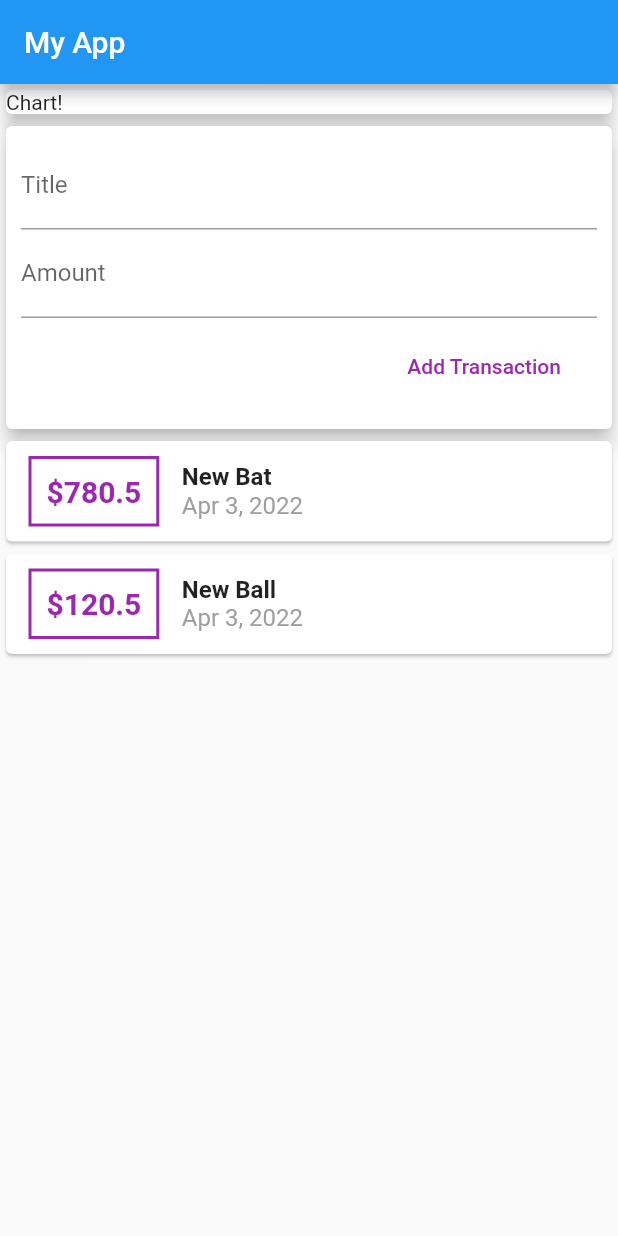
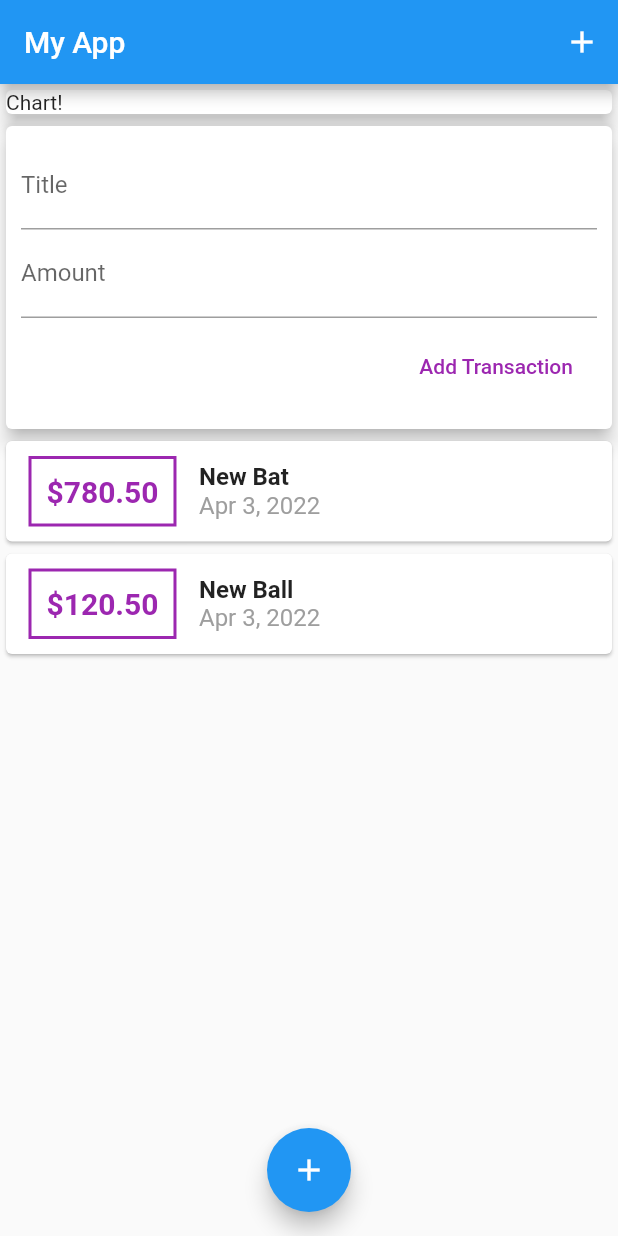
Before and after one commit to devraselhossen/Personal_Expanses_App, a Flutter app: the screen it shows after launch, after a tap on "Add Transaction", on a phone screen of 412 x 824 dp. Run offline on Flutter 3.47's test engine with Material 2 defaults, Android fonts, the light colour scheme and no system bars.

Commit message:
four commit

```diff
--- a/lib/home.dart
+++ b/lib/home.dart
@@ -1,8 +1,8 @@
 // ignore_for_file: prefer_const_constructors, sized_box_for_whitespace, avoid_unnecessary_containers, prefer_const_literals_to_create_immutables, deprecated_member_use
 
-import 'package:add_product_demo/transaction.dart';
 import 'package:flutter/material.dart';
-import 'package:intl/intl.dart';
+
+import 'widget/user_transaction.dart';
 
 class Home extends StatefulWidget {
   const Home({Key? key}) : super(key: key);
@@ -12,18 +12,12 @@ class Home extends StatefulWidget {
 }
 
 class _HomeState extends State<Home> {
-  final List<Transaction> transactions = [
-    Transaction(
-        id: "t1", title: "New Bat", amount: 780.50, date: DateTime.now()),
-    Transaction(
-        id: "t2", title: "New Ball", amount: 120.50, date: DateTime.now()),
-  ];
-
   @override
   Widget build(BuildContext context) {
     return Scaffold(
       appBar: AppBar(
         title: Text("My App"),
+        actions: [IconButton(onPressed: () {}, icon: Icon(Icons.add))],
       ),
       body: Column(
         crossAxisAlignment: CrossAxisAlignment.stretch,
@@ -35,71 +29,13 @@ class _HomeState extends State<Home> {
               child: Text("Chart!"),
             ),
           ),
-          Card(
-            elevation: 5,
-            child: Container(
-              padding: EdgeInsets.all(10),
-              child: Column(
-                crossAxisAlignment: CrossAxisAlignment.end,
-                children: [
-                  TextField(
-                    decoration: InputDecoration(labelText: "Title"),
-                  ),
-                  TextField(
-                    decoration: InputDecoration(labelText: "Amount"),
-                  ),
-                  Padding(
-                    padding: const EdgeInsets.all(8.0),
-                    child: FlatButton(
-                      onPressed: () {},
-                      child: Text(
-                        "Add Transaction",
-                      ),
-                      textColor: Colors.purple,
-                    ),
-                  )
-                ],
-              ),
-            ),
-          ),
-          Column(
-              children: transactions.map((tx) {
-            return Card(
-              elevation: 1,
-              child: Row(
-                children: [
-                  Container(
-                    margin: EdgeInsets.symmetric(vertical: 10, horizontal: 15),
-                    decoration: BoxDecoration(
-                        border: Border.all(width: 2, color: Colors.purple)),
-                    padding: EdgeInsets.all(10),
-                    child: Text(
-                      '\$${tx.amount}',
-                      style: TextStyle(
-                          fontWeight: FontWeight.bold,
-                          color: Colors.purple,
-                          fontSize: 20),
-                    ),
-                  ),
-                  Column(
-                    crossAxisAlignment: CrossAxisAlignment.start,
-                    children: [
-                      Text(
-                        tx.title,
-                        style: TextStyle(
-                            fontWeight: FontWeight.bold, fontSize: 16),
-                      ),
-                      Text(
-                        DateFormat.yMMMd().format(tx.date),
-                        style: TextStyle(color: Colors.grey, fontSize: 16),
-                      )
-                    ],
-                  )
-                ],
-              ),
-            );
-          }).toList())
+          UserTransaction()
         ],
+      ),
+      floatingActionButtonLocation: FloatingActionButtonLocation.centerFloat,
+      floatingActionButton: FloatingActionButton(
+        onPressed: () {},
+        child: Icon(Icons.add),
       ),
     );
   }
--- a/lib/main.dart
+++ b/lib/main.dart
@@ -1,3 +1,5 @@
+// ignore_for_file: prefer_const_constructors
+
 import 'package:add_product_demo/home.dart';
 import 'package:flutter/material.dart';
 
--- /dev/null
+++ b/lib/widget/new_transaction.dart
@@ -0,0 +1,68 @@
+// ignore_for_file: prefer_const_constructors, deprecated_member_use, use_key_in_widget_constructors
+
+import 'package:flutter/material.dart';
+
+class NewTransaction extends StatelessWidget {
+  final Function newTx;
+  final titleController = TextEditingController();
+  final amountController = TextEditingController();
+
+  // late String titleInput;
+  // late String amountInput;
+
+  NewTransaction(this.newTx);
+
+  void submitData() {
+    final enteredTitle = titleController.text;
+    final enteredAmount = double.parse(amountController.text);
+
+    if (enteredTitle.isEmpty || enteredAmount <=0 ) {
+      return;
+    }
+
+    newTx(
+      enteredTitle,
+      enteredAmount
+    );
+  }
+
+  @override
+  Widget build(BuildContext context) {
+    return Card(
+      elevation: 5,
+      child: Container(
+        padding: EdgeInsets.all(10),
+        child: Column(
+          crossAxisAlignment: CrossAxisAlignment.end,
+          children: [
+            TextField(
+              decoration: InputDecoration(labelText: "Title"),
+              controller: titleController,
+              onSubmitted: (_) => submitData(),
+              // onChanged: (val) => titleInput = val,
+            ),
+            TextField(
+              decoration: InputDecoration(labelText: "Amount"),
+              controller: amountController,
+              keyboardType: TextInputType.number,
+              onSubmitted: (_) => submitData(),
+              // onChanged: (val) => amountInput = val,
+            ),
+            Padding(
+              padding: const EdgeInsets.only(top: 8, bottom: 8),
+              child: FlatButton(
+                onPressed: () {
+                  submitData();
+                },
+                child: Text(
+                  "Add Transaction",
+                ),
+                textColor: Colors.purple,
+              ),
+            )
+          ],
+        ),
+      ),
+    );
+  }
+}
--- /dev/null
+++ b/lib/widget/transaction_list.dart
@@ -0,0 +1,58 @@
+// ignore_for_file: prefer_const_constructors, must_be_immutable, use_key_in_widget_constructors
+
+import 'package:flutter/material.dart';
+import 'package:intl/intl.dart';
+
+import '../model/transaction.dart';
+
+class TransactionList extends StatelessWidget {
+  List<Transaction> transactions;
+
+  TransactionList(this.transactions);
+
+  @override
+  Widget build(BuildContext context) {
+    return Container(
+      height: 300,
+      child: ListView.builder(
+        itemCount: transactions.length,
+        itemBuilder: (ctx, index) {
+          return Card(
+            elevation: 1,
+            child: Row(
+              children: [
+                Container(
+                  margin: EdgeInsets.symmetric(vertical: 10, horizontal: 15),
+                  decoration: BoxDecoration(
+                      border: Border.all(width: 2, color: Colors.purple)),
+                  padding: EdgeInsets.all(10),
+                  child: Text(
+                    '\$${transactions[index].amount.toStringAsFixed(2)}',
+                    style: TextStyle(
+                        fontWeight: FontWeight.bold,
+                        color: Colors.purple,
+                        fontSize: 20),
+                  ),
+                ),
+                Column(
+                  crossAxisAlignment: CrossAxisAlignment.start,
+                  children: [
+                    Text(
+                      transactions[index].title,
+                      style:
+                          TextStyle(fontWeight: FontWeight.bold, fontSize: 16),
+                    ),
+                    Text(
+                      DateFormat.yMMMd().format(transactions[index].date),
+                      style: TextStyle(color: Colors.grey, fontSize: 16),
+                    )
+                  ],
+                )
+              ],
+            ),
+          );
+        },
+      ),
+    );
+  }
+}
--- /dev/null
+++ b/lib/widget/user_transaction.dart
@@ -0,0 +1,42 @@
+// ignore_for_file: prefer_const_constructors, unused_field, prefer_const_constructors_in_immutables
+
+import 'package:flutter/material.dart';
+
+import '../model/transaction.dart';
+import 'new_transaction.dart';
+import 'transaction_list.dart';
+
+class UserTransaction extends StatefulWidget {
+  UserTransaction({Key? key}) : super(key: key);
+
+  @override
+  State<UserTransaction> createState() => _UserTransactionState();
+}
+
+class _UserTransactionState extends State<UserTransaction> {
+  final List<Transaction> _userTransactions = [
+    Transaction(
+        id: "t1", title: "New Bat", amount: 780.50, date: DateTime.now()),
+    Transaction(
+        id: "t2", title: "New Ball", amount: 120.50, date: DateTime.now()),
+  ];
+
+  void _addNewTransaction(String txTitle, double txAmount) {
+    final newTx = Transaction(
+        id: DateTime.now().toString(),
+        title: txTitle,
+        amount: txAmount,
+        date: DateTime.now());
+
+    setState(() {
+      _userTransactions.add(newTx);
+    });
+  }
+
+  @override
+  Widget build(BuildContext context) {
+    return Column(
+      children: [NewTransaction(_addNewTransaction), TransactionList(_userTransactions)],
+    );
+  }
+}
```
Also changed, not shown: lib/model/transaction.dart (renamed from lib/transaction.dart).
